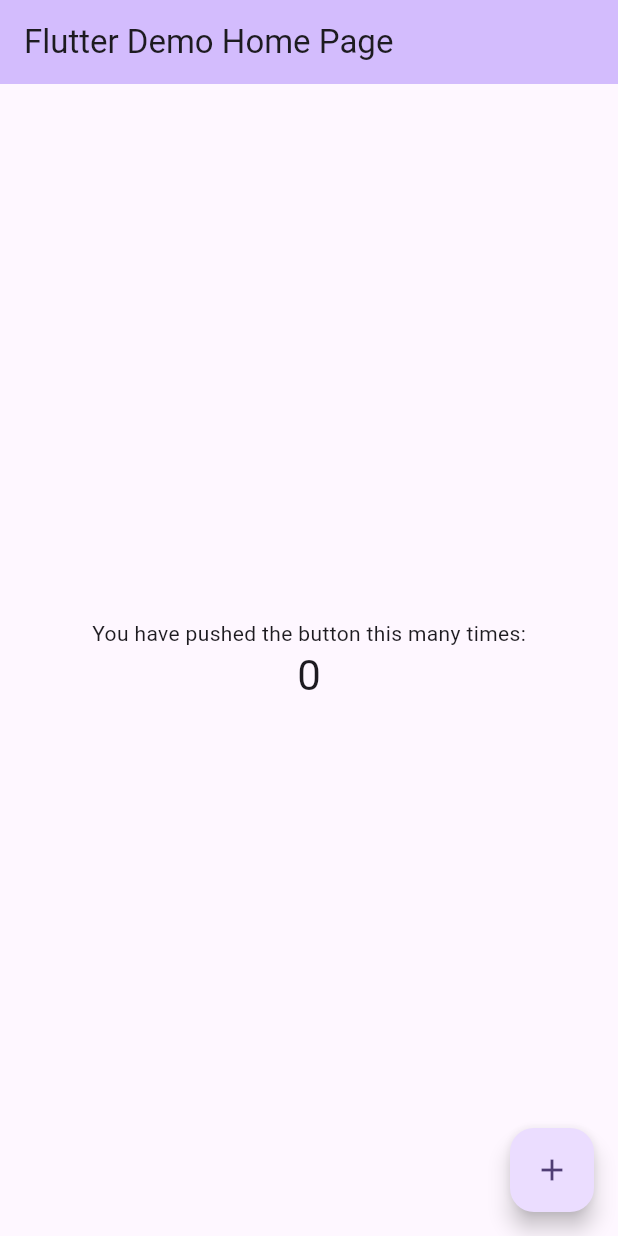
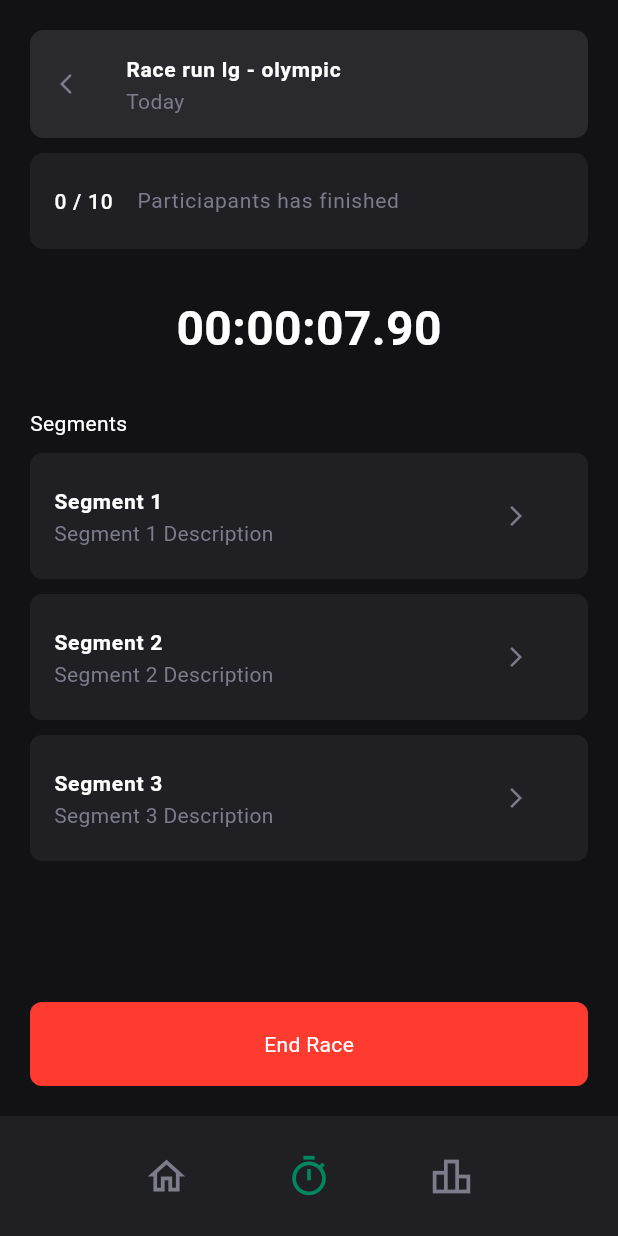
Before and after one commit to ChayLimm/UniSport, a Flutter app: the screen it shows after launch, on a phone screen of 412 x 824 dp. Run offline on Flutter 3.47's test engine with Material 3 defaults, Android fonts, the phone set to English and light mode, and no system bars.

Commit message:
pushing segment screen and provider

```diff
--- a/lib/main.dart
+++ b/lib/main.dart
@@ -1,125 +1,29 @@
 import 'package:flutter/material.dart';
+import 'package:unitime/presentation/provider/stopwatch_provider.dart';
+import 'package:unitime/presentation/themes/theme.dart';
+import 'package:unitime/presentation/views/race_segment_screen/race_segment_screen.dart';
+import 'package:provider/provider.dart';
 
 void main() {
-  runApp(const MyApp());
+  runApp(
+    MultiProvider(
+      providers: [
+        ChangeNotifierProvider(create: (_) => StopWatchProvider()),
+      ],
+      child: const MyApp(),
+    ),
+  );
 }
 
 class MyApp extends StatelessWidget {
   const MyApp({super.key});
 
-  // This widget is the root of your application.
   @override
   Widget build(BuildContext context) {
     return MaterialApp(
       title: 'Flutter Demo',
-      theme: ThemeData(
-        // This is the theme of your application.
-        //
-        // TRY THIS: Try running your application with "flutter run". You'll see
-        // the application has a purple toolbar. Then, without quitting the app,
-        // try changing the seedColor in the colorScheme below to Colors.green
-        // and then invoke "hot reload" (save your changes or press the "hot
-        // reload" button in a Flutter-supported IDE, or press "r" if you used
-        // the command line to start the app).
-        //
-        // Notice that the counter didn't reset back to zero; the application
-        // state is not lost during the reload. To reset the state, use hot
-        // restart instead.
-        //
-        // This works for code too, not just values: Most code changes can be
-        // tested with just a hot reload.
-        colorScheme: ColorScheme.fromSeed(seedColor: Colors.deepPurple),
-        useMaterial3: true,
-      ),
-      home: const MyHomePage(title: 'Flutter Demo Home Page'),
+      theme: appTheme,
+      home: RaceSegmentScreen(), // Widget where you'll access the provider
     );
   }
 }
-
-class MyHomePage extends StatefulWidget {
-  const MyHomePage({super.key, required this.title});
-
-  // This widget is the home page of your application. It is stateful, meaning
-  // that it has a State object (defined below) that contains fields that affect
-  // how it looks.
-
-  // This class is the configuration for the state. It holds the values (in this
-  // case the title) provided by the parent (in this case the App widget) and
-  // used by the build method of the State. Fields in a Widget subclass are
-  // always marked "final".
-
-  final String title;
-
-  @override
-  State<MyHomePage> createState() => _MyHomePageState();
-}
-
-class _MyHomePageState extends State<MyHomePage> {
-  int _counter = 0;
-
-  void _incrementCounter() {
-    setState(() {
-      // This call to setState tells the Flutter framework that something has
-      // changed in this State, which causes it to rerun the build method below
-      // so that the display can reflect the updated values. If we changed
-      // _counter without calling setState(), then the build method would not be
-      // called again, and so nothing would appear to happen.
-      _counter++;
-    });
-  }
-
-  @override
-  Widget build(BuildContext context) {
-    // This method is rerun every time setState is called, for instance as done
-    // by the _incrementCounter method above.
-    //
-    // The Flutter framework has been optimized to make rerunning build methods
-    // fast, so that you can just rebuild anything that needs updating rather
-    // than having to individually change instances of widgets.
-    return Scaffold(
-      appBar: AppBar(
-        // TRY THIS: Try changing the color here to a specific color (to
-        // Colors.amber, perhaps?) and trigger a hot reload to see the AppBar
-        // change color while the other colors stay the same.
-        backgroundColor: Theme.of(context).colorScheme.inversePrimary,
-        // Here we take the value from the MyHomePage object that was created by
-        // the App.build method, and use it to set our appbar title.
-        title: Text(widget.title),
-      ),
-      body: Center(
-        // Center is a layout widget. It takes a single child and positions it
-        // in the middle of the parent.
-        child: Column(
-          // Column is also a layout widget. It takes a list of children and
-          // arranges them vertically. By default, it sizes itself to fit its
-          // children horizontally, and tries to be as tall as its parent.
-          //
-          // Column has various properties to control how it sizes itself and
-          // how it positions its children. Here we use mainAxisAlignment to
-          // center the children vertically; the main axis here is the vertical
-          // axis because Columns are vertical (the cross axis would be
-          // horizontal).
-          //
-          // TRY THIS: Invoke "debug painting" (choose the "Toggle Debug Paint"
-          // action in the IDE, or press "p" in the console), to see the
-          // wireframe for each widget.
-          mainAxisAlignment: MainAxisAlignment.center,
-          children: <Widget>[
-            const Text(
-              'You have pushed the button this many times:',
-            ),
-            Text(
-              '$_counter',
-              style: Theme.of(context).textTheme.headlineMedium,
-            ),
-          ],
-        ),
-      ),
-      floatingActionButton: FloatingActionButton(
-        onPressed: _incrementCounter,
-        tooltip: 'Increment',
-        child: const Icon(Icons.add),
-      ), // This trailing comma makes auto-formatting nicer for build methods.
-    );
-  }
-}
--- /dev/null
+++ b/lib/presentation/provider/stopwatch_provider.dart
@@ -0,0 +1,39 @@
+import 'dart:async';
+import 'package:flutter/material.dart';
+
+class StopWatchProvider extends ChangeNotifier {
+  int _elapsedMilliseconds = 0;
+  Timer? _timer;
+
+  int get elapsedMilliseconds => _elapsedMilliseconds;
+
+  void start() {
+    _timer?.cancel();
+    _timer = Timer.periodic(Duration(milliseconds: 100), (timer) {
+      _elapsedMilliseconds += 100;
+      notifyListeners();
+    });
+  }
+
+  void stop() {
+    _timer?.cancel();
+  }
+
+  void reset() {
+    _timer?.cancel();
+    _elapsedMilliseconds = 0;
+    notifyListeners();
+  }
+
+String get formattedTime {
+  final seconds = (_elapsedMilliseconds / 1000).floor();
+  final minutes = (seconds / 60).floor();
+  final hours = (minutes / 60).floor();
+  final remainingMinutes = minutes % 60;
+  final remainingSeconds = seconds % 60;
+  final centiseconds = (_elapsedMilliseconds % 1000) ~/ 10; // 00-99 (not 0-9)
+
+  return '${_twoDigits(hours)}:${_twoDigits(remainingMinutes)}:${_twoDigits(remainingSeconds)}.${_twoDigits(centiseconds)}';
+}
+  String _twoDigits(int n) => n.toString().padLeft(2, '0');
+}
--- a/lib/presentation/themes/theme.dart
+++ b/lib/presentation/themes/theme.dart
@@ -1,12 +1,12 @@
 import 'package:flutter/material.dart';
 
-class UniColor{
+class   UniColor{
   static Color primary            = const Color(0xFF00875F);
   static Color red                = const Color(0xFFFF3B30);
   static Color yellow             = const Color(0xFFF8A849);
-
-  static Color bgColor            = const Color(0xFF29292E);
-  static Color bgColor2           = const Color.fromARGB(255, 91, 89, 89);
+  static Color backgroundColor    = const Color(0xFF121214);
+  static Color black1            = const Color(0xFF29292E);
+  static Color black2           = const Color(0xFF202024);
 
 
   // static Color neutralDark        = const Color(0xFF000000);
@@ -22,10 +22,10 @@ class UniColor{
   // static Color white              =  Colors.white;
 
   static Color get backGroundColor {
-    return UniColor.bgColor;
+    return UniColor.backgroundColor;
   }
   static Color get backGroundColor2 {
-    return UniColor.bgColor2;
+    return UniColor.black2;
   }
 
   static Color get textNormal {
@@ -53,9 +53,9 @@ class UniColor{
 /// Definition of App text styles.
 ///
 class UniTextStyles {
-  static TextStyle heading = const TextStyle(fontSize: 28, fontWeight: FontWeight.bold);
+  static TextStyle heading =  TextStyle(fontSize: 28, fontWeight: FontWeight.bold,color: UniColor.white);
 
-  static TextStyle body =  const TextStyle(fontSize: 14, fontWeight: FontWeight.w400);
+  static TextStyle body =   TextStyle(fontSize: 14,color: UniColor.white);
   static TextStyle label =  const TextStyle(fontSize: 14, fontWeight: FontWeight.bold);
 
   static TextStyle button =  TextStyle(fontSize: 14, fontWeight: FontWeight.w500,color: UniColor.white);
--- a/lib/presentation/views/race_segment_screen/race_segment_screen.dart
+++ b/lib/presentation/views/race_segment_screen/race_segment_screen.dart
@@ -0,0 +1,128 @@
+import 'package:flutter/material.dart';
+import 'package:provider/provider.dart';
+import 'package:unitime/domain/model/race.dart';
+import 'package:unitime/domain/model/segment.dart';
+import 'package:unitime/presentation/provider/stopwatch_provider.dart';
+import 'package:unitime/presentation/themes/theme.dart';
+import 'package:unitime/presentation/views/race_segment_screen/widget/segment_appbar.dart';
+import 'package:unitime/presentation/views/race_segment_screen/widget/segment_card.dart';
+import 'package:unitime/presentation/views/race_segment_screen/widget/timer.dart';
+import 'package:unitime/presentation/widgets/UniButton.dart';
+import 'package:unitime/presentation/widgets/label.dart';
+import 'package:unitime/presentation/widgets/uni_bottomnav.dart';
+
+class RaceSegmentScreen extends StatelessWidget {
+  RaceSegmentScreen({super.key});
+
+  //dummy data
+  final Race race = Race(
+      id: 1234,
+      name: "Race run lg - olympic",
+      description: "This is the description",
+      status: RaceStatus.pending,
+      createAt: DateTime.now(),
+      updateAt: DateTime.now(),
+      startTime: DateTime.now());
+  final List<Segment> sampleSegments = [
+    Segment(
+      id: 1,
+      raceId: 101,
+      description: 'Segment 1 Description',
+      name: 'Segment 1',
+      orderNumber: 1,
+      checkpoint: null,
+    ),
+    Segment(
+      id: 2,
+      raceId: 101,
+      description: 'Segment 2 Description',
+      name: 'Segment 2',
+      orderNumber: 2,
+      checkpoint: null,
+    ),
+    Segment(
+      id: 3,
+      raceId: 101,
+      description: 'Segment 3 Description',
+      name: 'Segment 3',
+      orderNumber: 3,
+      checkpoint: null,
+    ),
+  ];
+
+  @override
+  Widget build(BuildContext context) {
+    final stopWatchProvider = context.read<StopWatchProvider>();
+    stopWatchProvider.start();
+
+    return Scaffold(
+      bottomNavigationBar: UniBottomnav(),
+      backgroundColor: UniColor.backGroundColor,
+      body: Padding(
+        padding: EdgeInsets.all(20),
+        child: Column(
+          children: [
+            // Custome appbar
+            SegmentAppBar(
+              race: race,
+            ),
+            const SizedBox(
+              height: 10,
+            ),
+            participantFinish(race),
+            const SizedBox(
+              height: 10,
+            ),
+            StopWatch(),
+            const SizedBox(
+              height: 10,
+            ),
+            Label(label: 'Segments'),
+            const SizedBox(
+              height: 10,
+            ),
+            for (Segment segment in sampleSegments) ...[
+              SegmentCard(segment: segment),
+              const SizedBox(
+                height: 10,
+              ),
+            ],
+            Spacer(),
+            UniButton(
+                onTrigger: () {
+                  print("Hi");
+                },
+                color: UniColor.red,
+                label: "End Race")
+          ],
+        ),
+      ),
+    );
+  }
+
+  Widget participantFinish(Race race) {
+    ///
+    ///Compute data here
+    ///
+    int finishedParticapnt = 0;
+    int totalParticpant = 10;
+
+    return Container(
+      padding: EdgeInsets.symmetric(vertical: 4),
+      decoration: BoxDecoration(
+        color: UniColor.black2,
+        borderRadius: BorderRadius.circular(9),
+      ),
+      child: ListTile(
+        leading: Text(
+          "${finishedParticapnt.toString()} / ${totalParticpant.toString()}",
+          style: UniTextStyles.body.copyWith(color: UniColor.white),
+        ),
+        title: Text(
+          'Particiapants has finished',
+          style: UniTextStyles.body.copyWith(color: UniColor.grayDark),
+        ),
+      ),
+    );
+  }
+}
--- /dev/null
+++ b/lib/presentation/views/race_segment_screen/widget/segment_appbar.dart
@@ -0,0 +1,43 @@
+import 'package:flutter/material.dart';
+import 'package:unitime/domain/model/race.dart';
+import 'package:unitime/presentation/themes/theme.dart';
+import 'package:unitime/presentation/utils/time_convertor.dart';
+
+class SegmentAppBar extends StatelessWidget {
+  final Race race;
+  SegmentAppBar({super.key,required this.race});
+
+  @override
+  Widget build(BuildContext context) {
+
+    final startDate = race.startTime!= null ? DateTimeUtils.formatDateTime(race.startTime!) : "Null";
+
+    return Container(
+      decoration: BoxDecoration(
+        color: UniColor.black1,
+        borderRadius: BorderRadius.circular(9),
+      ),
+      child: ListTile(
+        contentPadding: EdgeInsets.zero,
+        leading: IconButton(
+          onPressed: (){
+
+        },
+        icon: Icon(
+          Icons.arrow_back_ios_new_outlined,
+          color: UniColor.grayDark,
+          size: 16,
+        )
+        ),
+        title: Text(
+          race.name,
+          style: UniTextStyles.body.copyWith(color: UniColor.white,fontWeight: FontWeight.bold)
+          ),
+          subtitle:  Text(
+          startDate,
+          style: UniTextStyles.body.copyWith(color: UniColor.grayDark)
+          ),
+      ),
+    );
+  }
+}
--- /dev/null
+++ b/lib/presentation/views/race_segment_screen/widget/segment_card.dart
@@ -0,0 +1,35 @@
+import 'package:flutter/material.dart';
+import 'package:unitime/domain/model/segment.dart';
+import 'package:unitime/presentation/themes/theme.dart';
+
+class SegmentCard extends StatelessWidget {
+  final Segment segment;
+  const SegmentCard({super.key,required this.segment});
+
+  @override
+  Widget build(BuildContext context) {
+    return Container(
+      padding: EdgeInsets.symmetric(vertical: 6),
+      decoration: BoxDecoration(
+        color: UniColor.black2,
+        borderRadius: BorderRadius.circular(8)
+      ),
+      child: ListTile(
+        title: Text(
+          segment.name,
+          style:  UniTextStyles.body.copyWith(fontWeight: FontWeight.bold),
+        ),
+        subtitle: Text(
+          segment.description,
+          style: UniTextStyles.body.copyWith(color: UniColor.grayDark)
+        ),
+        trailing: IconButton(
+          onPressed: (){},
+          icon: Icon(Icons.arrow_forward_ios_outlined),
+          color: UniColor.grayDark,
+          iconSize: 16,
+          ),
+      )
+    );
+  }
+}
--- /dev/null
+++ b/lib/presentation/views/race_segment_screen/widget/timer.dart
@@ -0,0 +1,26 @@
+import 'package:flutter/material.dart';
+import 'package:unitime/presentation/provider/stopwatch_provider.dart';
+import 'package:provider/provider.dart';
+import 'package:unitime/presentation/themes/theme.dart';
+
+class StopWatch extends StatelessWidget {
+  const StopWatch({super.key});
+
+  @override
+  Widget build(BuildContext context) {
+
+    final timerProvider = context.watch<StopWatchProvider>();
+
+    return Container(
+      padding: EdgeInsets.symmetric(
+        vertical: 20
+      ),
+      child: Center(
+        child: Text(
+          timerProvider.formattedTime,
+          style: UniTextStyles.heading.copyWith(color: UniColor.white,fontSize: 32),
+        ),
+      ),
+    );
+  }
+}
--- /dev/null
+++ b/lib/presentation/widgets/label.dart
@@ -0,0 +1,17 @@
+import 'package:flutter/material.dart';
+import 'package:unitime/presentation/themes/theme.dart';
+
+class Label extends StatelessWidget {
+  final String label;
+  const Label({super.key, required this.label});
+
+  @override
+  Widget build(BuildContext context) {
+    return Container(
+      alignment: Alignment.centerLeft,
+      child: Text(label,
+      style: UniTextStyles.body.copyWith(color: UniColor.white),
+      ),
+    );
+  }
+}
--- /dev/null
+++ b/lib/presentation/widgets/uni_bottomnav.dart
@@ -0,0 +1,33 @@
+import 'package:flutter/material.dart';
+import 'package:unitime/presentation/themes/theme.dart';
+
+class UniBottomnav extends StatelessWidget {
+  const UniBottomnav({super.key});
+
+  @override
+  Widget build(BuildContext context) {
+    return BottomAppBar(
+      color: UniColor.black2,
+      child: Padding(
+        padding: const EdgeInsets.symmetric(horizontal: 24), // reduce side spacing
+        child: Row(
+          mainAxisAlignment: MainAxisAlignment.spaceEvenly, // closer than spaceAround
+          children: [
+            IconButton(
+              onPressed: () {},
+              icon: Icon(Icons.home_outlined, color: UniColor.grayDark, size: 30),
+            ),
+            IconButton(
+              onPressed: () {},
+              icon: Icon(Icons.timer_sharp, color: UniColor.primary, size: 30),
+            ),
+            IconButton(
+              onPressed: () {},
+              icon: Icon(Icons.leaderboard_outlined, color: UniColor.grayDark, size: 30),
+            ),
+          ],
+        ),
+      ),
+    );
+  }
+}
--- /dev/null
+++ b/lib/presentation/widgets/unibutton.dart
@@ -0,0 +1,29 @@
+import 'package:flutter/material.dart';
+import 'package:unitime/presentation/themes/theme.dart';
+
+class UniButton extends StatelessWidget {
+  final VoidCallback onTrigger;
+  final Color color;
+  final String label;
+  const UniButton({super.key, required this.onTrigger, required this.color, required this.label});
+
+  @override
+  Widget build(BuildContext context) {
+    return GestureDetector(
+      onTap: onTrigger,
+      child: Container(
+        height: 56,
+        decoration: BoxDecoration(
+          color: color,
+          borderRadius: BorderRadius.circular(8),
+        ),
+        child: Center(
+          child: Text(
+            label,
+            style: UniTextStyles.body,
+          )
+        ),
+      ),
+    );
+  }
+}
--- a/pubspec.yaml
+++ b/pubspec.yaml
@@ -35,6 +35,7 @@ dependencies:
   # Use with the CupertinoIcons class for iOS style icons.
   cupertino_icons: ^1.0.8
   intl: ^0.20.2
+  provider: ^6.1.4
 
 dev_dependencies:
   flutter_test:
```
Also changed, not shown: lib/presentation/views/race_segment_screen/race_segment_screen_widget.dart (deleted), pubspec.lock, 1 other file.
